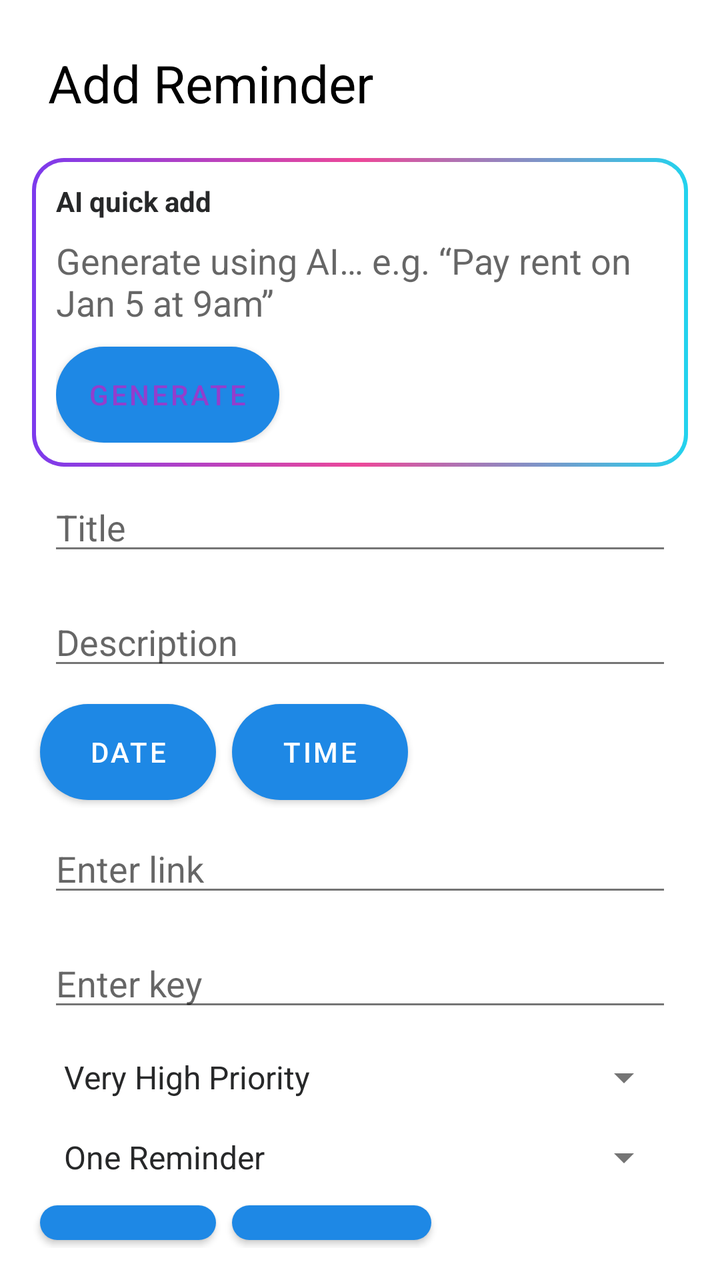
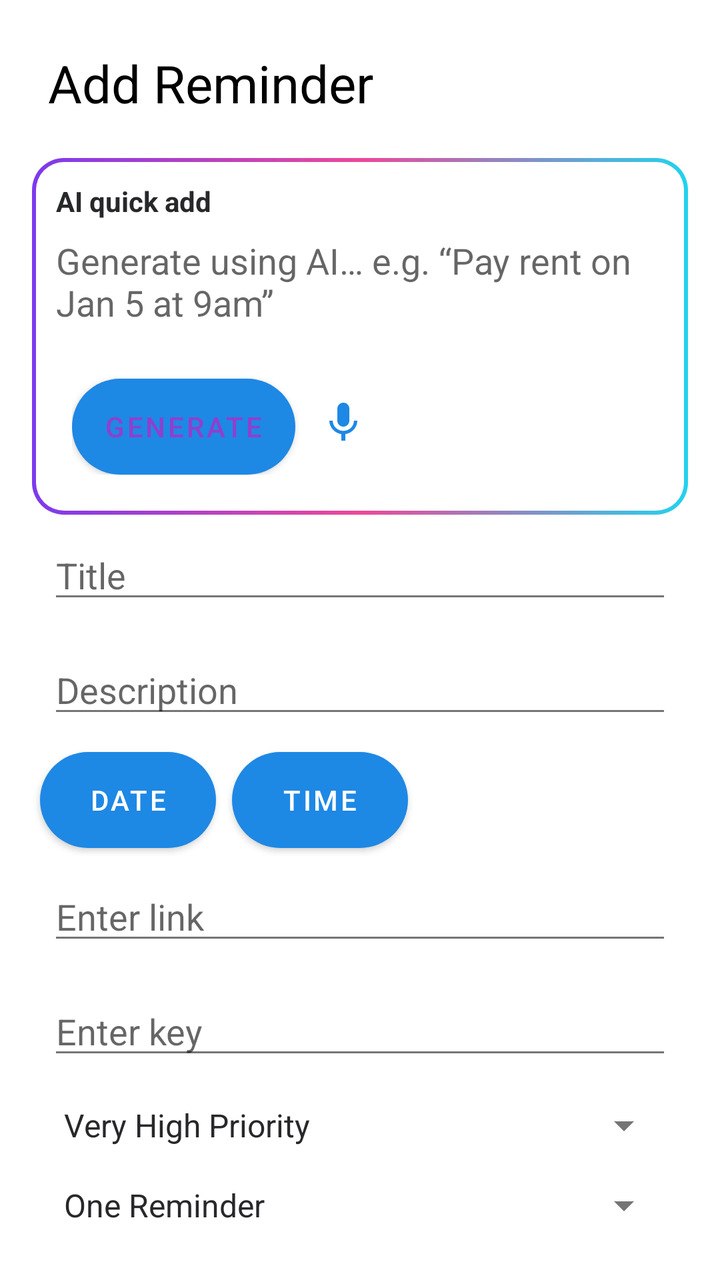

An Android layout rendered at two revisions. The XML below is the earlier revision; the diff shows what the commit changed to produce the second picture.
<!-- AndroidManifest.xml: application theme Theme.Nudge -->
<!-- res/layout/fragment_reminder.xml -->
<LinearLayout xmlns:android="http://schemas.android.com/apk/res/android"
    android:layout_width="match_parent"
    android:layout_height="match_parent"
    android:orientation="vertical"
    android:padding="16dp">

    <com.google.android.material.progressindicator.LinearProgressIndicator
        android:id="@+id/topLoading"
        android:layout_width="match_parent"
        android:layout_height="4dp"
        android:indeterminate="true"
        android:visibility="gone"
        android:layout_marginBottom="8dp" />

    <TextView
        android:id="@+id/pageTitle"
        android:layout_width="wrap_content"
        android:layout_height="wrap_content"
        android:textSize="26sp"
        android:text="Add Reminder"
        android:layout_margin="8dp"
        android:textColor="?attr/colorOnSurface"/>


    
    <LinearLayout
        android:id="@+id/aiBox"
        android:layout_width="match_parent"
        android:layout_height="wrap_content"
        android:layout_marginTop="12dp"
        android:padding="12dp"
        android:orientation="vertical"
        android:background="@drawable/bg_ai_gradient">

        <TextView
            android:layout_width="wrap_content"
            android:layout_height="wrap_content"
            android:text="AI quick add"
            android:textStyle="bold"
            android:textColor="@color/colorTextPrimary"
            android:textSize="14sp" />

        <EditText
            android:id="@+id/aiInputEditText"
            android:layout_width="match_parent"
            android:layout_height="wrap_content"
            android:layout_marginTop="8dp"
            android:hint="Generate using AI… e.g. “Pay rent on Jan 5 at 9am”"
            android:textColor="@android:color/white"
            android:background="@android:color/transparent"
            android:inputType="textCapSentences|textMultiLine"
            android:minLines="2"
            android:maxLines="4" />

        <Button
            android:id="@+id/aiGenerateButton"
            android:layout_width="wrap_content"
            android:layout_height="wrap_content"
            android:layout_marginTop="10dp"
            android:text="Generate"
            android:background="@drawable/rounded_corner"
            android:backgroundTint="#FFFFFF"
            android:textColor="#923ECD" />
    </LinearLayout>

    <AutoCompleteTextView
        android:id="@+id/titleEditText"
        android:layout_width="match_parent"
        android:layout_height="wrap_content"
        android:layout_margin="8dp"
        android:hint="Title" />

    <AutoCompleteTextView
        android:id="@+id/descriptionEditText"
        android:layout_width="match_parent"
        android:layout_height="wrap_content"
        android:layout_margin="8dp"
        android:hint="Description" />

    <LinearLayout
        android:layout_width="wrap_content"
        android:layout_height="wrap_content"
        android:orientation="horizontal"
        android:gravity="center_vertical">
        <Button
            android:id="@+id/dateButton"
            android:layout_width="match_parent"
            android:layout_height="wrap_content"
            android:background="@drawable/rounded_corner"
            android:layout_margin="4dp"
            android:text="Date" />

        <Button
            android:id="@+id/timeButton"
            android:layout_width="match_parent"
            android:layout_height="wrap_content"
            android:background="@drawable/rounded_corner"
            android:layout_margin="4dp"
            android:text="Time" />
    </LinearLayout>

    <EditText
        android:id="@+id/idEditText"
        android:layout_width="match_parent"
        android:layout_height="wrap_content"
        android:visibility="gone"
        android:layout_margin="8dp" />

    <EditText
        android:id="@+id/linkEditText"
        android:layout_width="match_parent"
        android:layout_height="wrap_content"
        android:hint="Enter link"
        android:singleLine="true"
        android:layout_margin="8dp"
        android:imeOptions="actionDone" />

    <EditText
        android:id="@+id/passwordEditText"
        android:layout_width="match_parent"
        android:layout_height="wrap_content"
        android:hint="Enter key"
        android:inputType="textPassword"
        android:singleLine="true"
        android:layout_margin="8dp"
        android:imeOptions="actionDone" />

    <Spinner
        android:id="@+id/prioritySpinner"
        android:layout_width="match_parent"
        android:layout_height="wrap_content"
        android:layout_margin="8dp"
        android:entries="@array/priority_array" />

    <Spinner
        android:id="@+id/snoozeSpinner"
        android:layout_width="match_parent"
        android:layout_height="wrap_content"
        android:layout_margin="8dp"
        android:entries="@array/snooze_array" />

    <LinearLayout
        android:layout_width="wrap_content"
        android:layout_height="wrap_content"
        android:orientation="horizontal"
        android:gravity="center_vertical">
        <Button
            android:id="@+id/saveButton"
            android:layout_width="match_parent"
            android:layout_height="wrap_content"
            android:background="@drawable/rounded_corner"
            android:layout_margin="4dp"
            android:text="Save" />

        <Button
            android:id="@+id/goBackButton"
            android:layout_width="wrap_content"
            android:layout_height="wrap_content"
            android:text="Go Back"
            android:layout_margin="4dp"
            android:background="@drawable/rounded_corner"
            android:layout_gravity="center" />
    </LinearLayout>

</LinearLayout>
<!-- resources referenced by this layout -->
<resources>
  <string-array name="priority_array">
          <item>Very High Priority</item>
          <item>High Priority</item>
          <item>Medium Priority</item>
          <item>Low Priority</item>
      </string-array>
  <string-array name="snooze_array">
          <item>One Reminder</item>
          <item>Two Reminders</item>
          <item>Three Reminders</item>
      </string-array>
  <color name="colorTextPrimary">#272829</color>
  <!-- drawable bg_ai_gradient (drawable) -->
  <layer-list xmlns:android="http://schemas.android.com/apk/res/android">
  
      
      <item>
          <shape android:shape="rectangle">
              <corners android:radius="16dp" />
              <gradient
                  android:type="linear"
                  android:angle="0"
                  android:startColor="#7C3AED"
                  android:centerColor="#EC4899"
                  android:endColor="#22D3EE" />
          </shape>
      </item>
  
      
      <item
          android:left="2dp"
          android:top="2dp"
          android:right="2dp"
          android:bottom="2dp">
          <shape android:shape="rectangle">
              <corners android:radius="14dp" />
              <solid android:color="?attr/colorSurface" />
          </shape>
      </item>
  
  </layer-list>
  <!-- drawable rounded_corner (drawable) -->
  <shape xmlns:android="http://schemas.android.com/apk/res/android">
      <solid android:color="@color/white" />
      <corners android:radius="30dp" />
  </shape>
  <style name="Theme.Nudge" parent="Theme.MaterialComponents.DayNight.NoActionBar">
          
          <item name="colorPrimary">@color/colorPrimary</item>
          <item name="colorPrimaryVariant">@color/colorPrimaryDark</item>
          <item name="colorOnPrimary">@color/white</item>
          
          <item name="colorSecondary">@color/colorAccent</item>
          <item name="colorSecondaryVariant">@color/colorAccent</item>
          <item name="colorOnSecondary">@color/black</item>
          
          <item name="android:colorBackground">@color/colorBackground</item>
          
          <item name="android:textColorPrimary">@color/colorTextPrimary</item>
          <item name="android:textColorSecondary">@color/colorTextSecondary</item>
          
          <item name="android:windowBackground">@color/colorBackground</item>
          <item name="android:statusBarColor">@color/colorTheme</item>
      </style>
  <color name="white">#FFFFFFFF</color>
  <color name="colorPrimary">#1E88E5</color>
  <color name="colorPrimaryDark">#1565C0</color>
  <color name="colorAccent">#B0B0B0</color>
  <color name="black">#FF000000</color>
  <color name="colorBackground">#FFFFFF</color>
  <color name="colorTextSecondary">#757575</color>
  <color name="colorTheme">#58CBFF</color>
</resources>

<!-- the commit's change to res/layout/fragment_reminder.xml (unified diff, before → after) -->
@@ -1,6 +1,7 @@
 <LinearLayout xmlns:android="http://schemas.android.com/apk/res/android"
     android:layout_width="match_parent"
     android:layout_height="match_parent"
+    xmlns:app="http://schemas.android.com/apk/res-auto"
     android:orientation="vertical"
     android:padding="16dp">
 
@@ -51,16 +52,32 @@
             android:inputType="textCapSentences|textMultiLine"
             android:minLines="2"
             android:maxLines="4" />
-
-        <Button
-            android:id="@+id/aiGenerateButton"
-            android:layout_width="wrap_content"
+        <LinearLayout
+            android:id="@+id/aiActionBox"
+            android:layout_width="match_parent"
             android:layout_height="wrap_content"
-            android:layout_marginTop="10dp"
-            android:text="Generate"
-            android:background="@drawable/rounded_corner"
-            android:backgroundTint="#FFFFFF"
-            android:textColor="#923ECD" />
+            android:layout_marginTop="8dp"
+            android:padding="8dp"
+            android:orientation="horizontal">
+            <Button
+                android:id="@+id/aiGenerateButton"
+                android:layout_width="wrap_content"
+                android:layout_height="wrap_content"
+                android:layout_marginTop="10dp"
+                android:text="Generate"
+                android:background="@drawable/rounded_corner"
+                android:backgroundTint="#FFFFFF"
+                android:textColor="#923ECD" />
+            <ImageButton
+                android:id="@+id/voiceButton"
+                android:layout_width="48dp"
+                android:layout_height="48dp"
+                android:layout_marginTop="8dp"
+                android:background="?attr/selectableItemBackgroundBorderless"
+                android:contentDescription="Start recording"
+                android:src="@drawable/ic_mic"
+                app:tint="@color/mic_tint" />
+        </LinearLayout>
     </LinearLayout>
 
     <AutoCompleteTextView
<!-- resource entries referenced after the edit -->
@@ -41,6 +41,12 @@
       </item>
   
   </layer-list>
+  <!-- drawable ic_mic (drawable) -->
+  <vector xmlns:android="http://schemas.android.com/apk/res/android" android:height="24dp" android:tint="#FFFFFF" android:viewportHeight="24" android:viewportWidth="24" android:width="24dp">
+        
+      <path android:fillColor="@android:color/white" android:pathData="M12,14c1.66,0 2.99,-1.34 2.99,-3L15,5c0,-1.66 -1.34,-3 -3,-3S9,3.34 9,5v6c0,1.66 1.34,3 3,3zM17.3,11c0,3 -2.54,5.1 -5.3,5.1S6.7,14 6.7,11L5,11c0,3.41 2.72,6.23 6,6.72L11,21h2v-3.28c3.28,-0.48 6,-3.3 6,-6.72h-1.7z"/>
+      
+  </vector>
   <!-- drawable rounded_corner (drawable) -->
   <shape xmlns:android="http://schemas.android.com/apk/res/android">
       <solid android:color="@color/white" />
